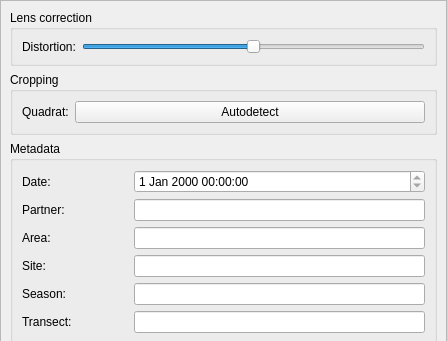
Before: the Qt Designer form src/preprocessor/gui/editor_dock.ui in CAMBioMed/preprocessor, drawn with Qt 5; both pictures show x 0 to 447 and y 0 to 341 of the 447 by 1023 pixel window.
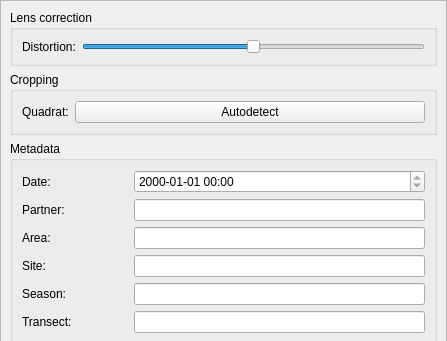
After: the same form once the commit is applied.

Diff of the .ui file:
```diff
--- a/src/preprocessor/gui/editor_dock.ui
+++ b/src/preprocessor/gui/editor_dock.ui
@@ -158,6 +158,9 @@
              <property name="readOnly">
               <bool>true</bool>
              </property>
+             <property name="displayFormat">
+              <string>yyyy-MM-dd HH:mm</string>
+             </property>
             </widget>
            </item>
            <item row="1" column="0">
```
Left out of the diff: 2 changed lines with no effect on the pictures.
